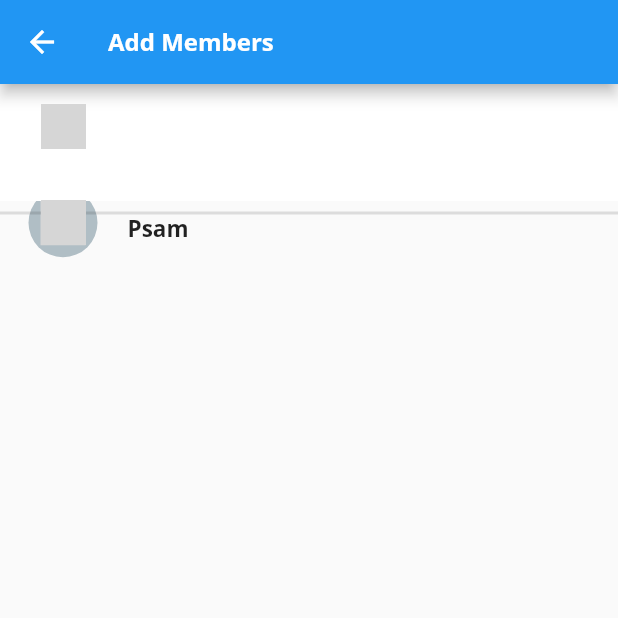
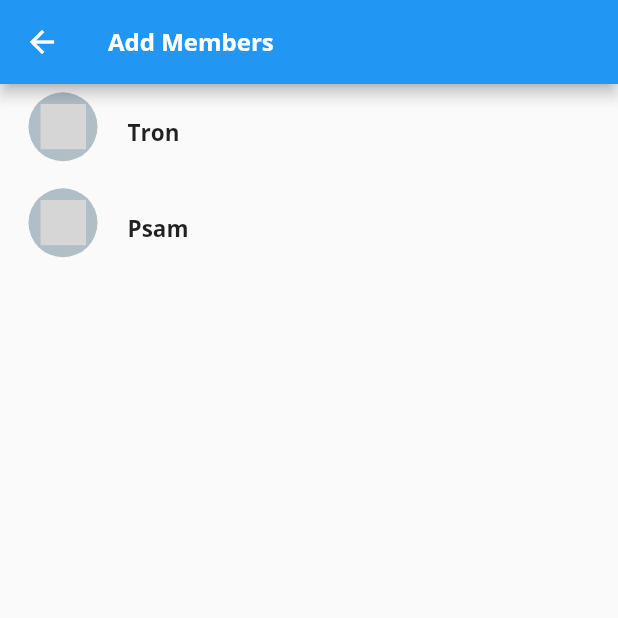
Before and after one commit to EhMaNa/chat_application, a Flutter app: the NewGroup screen opened directly, on a phone screen of 412 x 824 dp, the top half of it. Run offline on Flutter 3.47's test engine with Material 2 defaults, Android fonts, the phone set to English and light mode, and no system bars; our stand-ins replace emoji_picker_flutter, flutter_svg; grey boxes are pictures that could not be loaded.

Commit message:
Update createGroup.dart

```diff
--- a/lib/screens/createGroup.dart
+++ b/lib/screens/createGroup.dart
@@ -42,7 +42,7 @@ class _NewGroupState extends State<NewGroup> {
                     },
                       child: ContactCard(chats[index + 1], 'Contact'));
                 }),
-            Column(
+            groups.length > 0 ? Column(
               children: [
                 Container(
                   height: 78,
@@ -67,7 +67,7 @@ class _NewGroupState extends State<NewGroup> {
                 ),
                 Divider(thickness: 2,)
               ],
-            )
+            ) : Container(),
           ],
         )
     );
```
